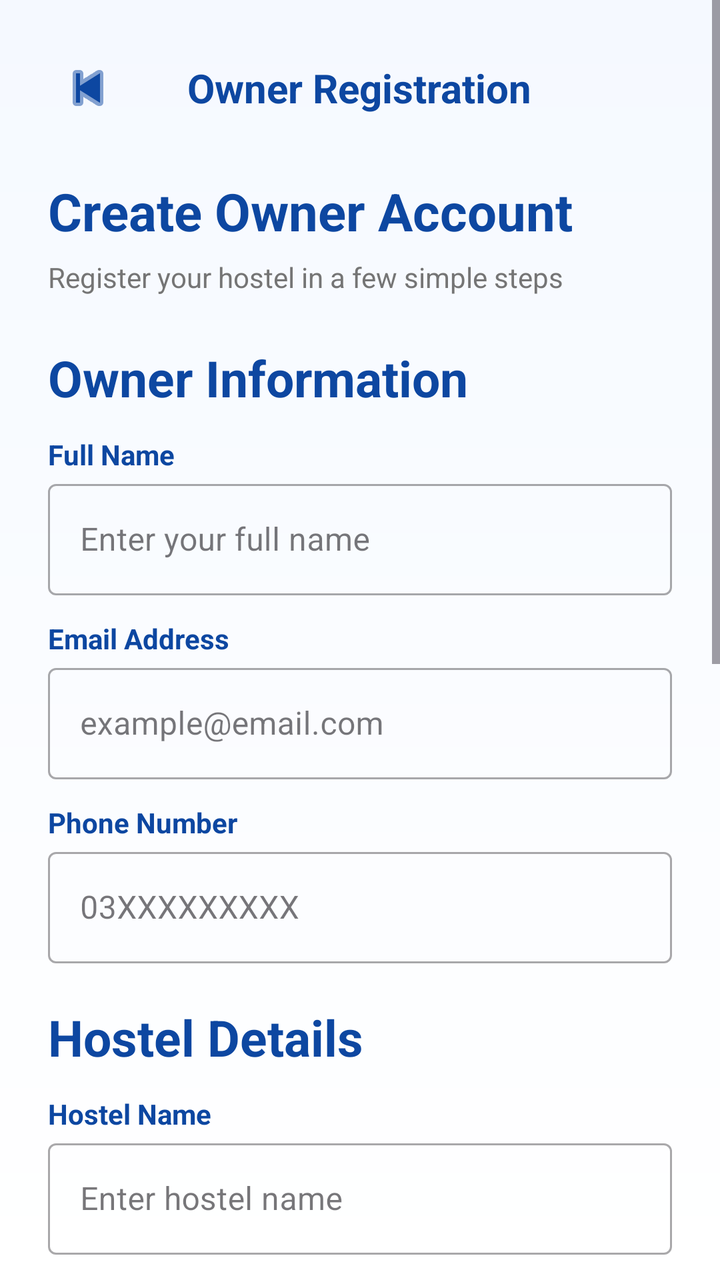
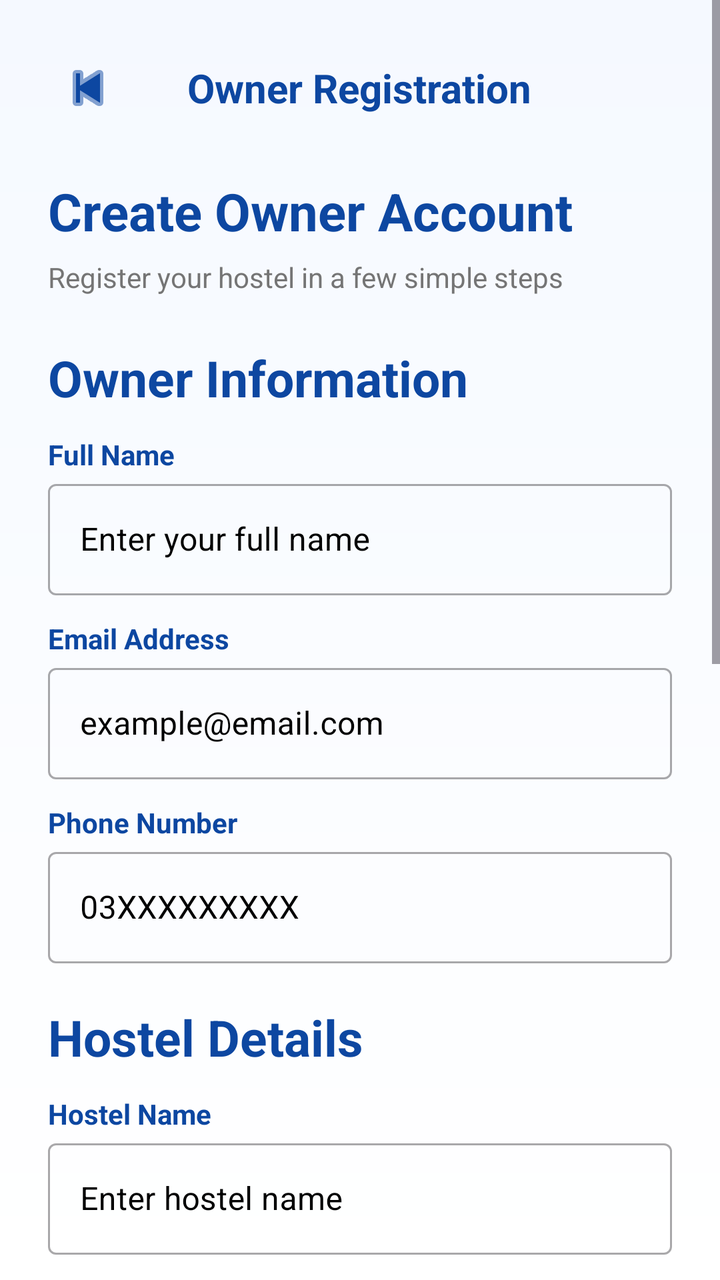

Compare the two renders of this Android layout. The source of the first and the diff that turns it into the second are given below.
<!-- AndroidManifest.xml: application theme Theme.Hostello -->
<!-- res/layout/activity_owner_registration.xml -->
<?xml version="1.0" encoding="utf-8"?>
<ScrollView xmlns:android="http://schemas.android.com/apk/res/android"
    xmlns:app="http://schemas.android.com/apk/res-auto"
    android:layout_width="match_parent"
    android:layout_height="match_parent"
    android:background="@drawable/bg_registration"
    android:fillViewport="true">

    <LinearLayout
        android:layout_width="match_parent"
        android:layout_height="wrap_content"
        android:orientation="vertical"
        android:padding="24dp">

        
        <RelativeLayout
            android:layout_width="match_parent"
            android:layout_height="wrap_content"
            android:layout_marginBottom="24dp">

            <ImageButton
                android:id="@+id/back_button"
                android:layout_width="40dp"
                android:layout_height="40dp"
                android:background="?attr/selectableItemBackgroundBorderless"
                android:src="@android:drawable/ic_media_previous"
                app:tint="@color/dark_blue" />

            <TextView
                android:layout_width="wrap_content"
                android:layout_height="wrap_content"
                android:layout_centerInParent="true"
                android:text="Owner Registration"
                android:textSize="20sp"
                android:textStyle="bold"
                android:textColor="@color/dark_blue" />
        </RelativeLayout>

        
        <TextView
            android:layout_width="wrap_content"
            android:layout_height="wrap_content"
            android:text="Create Owner Account"
            android:textSize="26sp"
            android:textStyle="bold"
            android:textColor="@color/dark_blue"
            android:layout_marginBottom="6dp" />

        <TextView
            android:layout_width="wrap_content"
            android:layout_height="wrap_content"
            android:text="Register your hostel in a few simple steps"
            android:textSize="14sp"
            android:textColor="#757575"
            android:layout_marginBottom="24dp" />

        
        <TextView
            android:layout_width="wrap_content"
            android:layout_height="wrap_content"
            android:text="Owner Information"
            android:textStyle="bold"
            android:textSize="25sp"
            android:textColor="@color/dark_blue"
            android:layout_marginBottom="12dp" />

        
        <TextView
            android:layout_width="wrap_content"
            android:layout_height="wrap_content"
            android:text="Full Name"
            android:textStyle="bold"
            android:textColor="@color/dark_blue" />

        <com.google.android.material.textfield.TextInputLayout
            android:layout_width="match_parent"
            android:layout_height="wrap_content"
            android:hint="Enter your full name"
            style="@style/Widget.MaterialComponents.TextInputLayout.OutlinedBox">

            <com.google.android.material.textfield.TextInputEditText
                android:id="@+id/full_name_input"
                android:layout_width="match_parent"
                android:layout_height="wrap_content" />
        </com.google.android.material.textfield.TextInputLayout>

        
        <TextView
            android:layout_width="wrap_content"
            android:layout_height="wrap_content"
            android:text="Email Address"
            android:textStyle="bold"
            android:textColor="@color/dark_blue"
            android:layout_marginTop="12dp" />

        <com.google.android.material.textfield.TextInputLayout
            android:layout_width="match_parent"
            android:layout_height="wrap_content"
            android:hint="example@email.com"
            style="@style/Widget.MaterialComponents.TextInputLayout.OutlinedBox">

            <com.google.android.material.textfield.TextInputEditText
                android:id="@+id/email_input"
                android:layout_width="match_parent"
                android:layout_height="wrap_content"
                android:inputType="textEmailAddress" />
        </com.google.android.material.textfield.TextInputLayout>

        
        <TextView
            android:layout_width="wrap_content"
            android:layout_height="wrap_content"
            android:text="Phone Number"
            android:textStyle="bold"
            android:textColor="@color/dark_blue"
            android:layout_marginTop="12dp" />

        <com.google.android.material.textfield.TextInputLayout
            android:layout_width="match_parent"
            android:layout_height="wrap_content"
            android:hint="03XXXXXXXXX"
            style="@style/Widget.MaterialComponents.TextInputLayout.OutlinedBox">

            <com.google.android.material.textfield.TextInputEditText
                android:id="@+id/phone_input"
                android:layout_width="match_parent"
                android:layout_height="wrap_content"
                android:inputType="phone" />
        </com.google.android.material.textfield.TextInputLayout>

        
        <TextView
            android:layout_width="wrap_content"
            android:layout_height="wrap_content"
            android:text="Hostel Details"
            android:textStyle="bold"
            android:textSize="25sp"
            android:textColor="@color/dark_blue"
            android:layout_marginTop="20dp"
            android:layout_marginBottom="12dp" />

        
        <TextView
            android:layout_width="wrap_content"
            android:layout_height="wrap_content"
            android:text="Hostel Name"
            android:textStyle="bold"
            android:textColor="@color/dark_blue" />

        <com.google.android.material.textfield.TextInputLayout
            android:layout_width="match_parent"
            android:layout_height="wrap_content"
            android:hint="Enter hostel name"
            style="@style/Widget.MaterialComponents.TextInputLayout.OutlinedBox">

            <com.google.android.material.textfield.TextInputEditText
                android:id="@+id/hostel_name_input"
                android:layout_width="match_parent"
                android:layout_height="wrap_content" />
        </com.google.android.material.textfield.TextInputLayout>

        
        <TextView
            android:layout_width="wrap_content"
            android:layout_height="wrap_content"
            android:text="Complete Address"
            android:textStyle="bold"
            android:textColor="@color/dark_blue"
            android:layout_marginTop="12dp" />

        <com.google.android.material.textfield.TextInputLayout
            android:layout_width="match_parent"
            android:layout_height="wrap_content"
            android:hint="Street, Area, City"
            style="@style/Widget.MaterialComponents.TextInputLayout.OutlinedBox">

            <com.google.android.material.textfield.TextInputEditText
                android:id="@+id/address_input"
                android:layout_width="match_parent"
                android:layout_height="wrap_content"
                android:minLines="2"
                android:inputType="textMultiLine" />
        </com.google.android.material.textfield.TextInputLayout>

        
        <TextView
            android:layout_width="wrap_content"
            android:layout_height="wrap_content"
            android:text="City"
            android:textStyle="bold"
            android:textColor="@color/dark_blue"
            android:layout_marginTop="12dp" />

        <com.google.android.material.textfield.TextInputLayout
            android:layout_width="match_parent"
            android:layout_height="wrap_content"
            android:hint="Enter city"
            style="@style/Widget.MaterialComponents.TextInputLayout.OutlinedBox">

            <com.google.android.material.textfield.TextInputEditText
                android:id="@+id/city_input"
                android:layout_width="match_parent"
                android:layout_height="wrap_content" />
        </com.google.android.material.textfield.TextInputLayout>

        
        <TextView
            android:layout_width="wrap_content"
            android:layout_height="wrap_content"
            android:text="Account Security"
            android:textStyle="bold"
            android:textSize="25sp"
            android:textColor="@color/dark_blue"
            android:layout_marginTop="20dp"
            android:layout_marginBottom="12dp" />

        
        <TextView
            android:layout_width="wrap_content"
            android:layout_height="wrap_content"
            android:text="Password"
            android:textStyle="bold"
            android:textColor="@color/dark_blue" />

        <com.google.android.material.textfield.TextInputLayout
            android:layout_width="match_parent"
            android:layout_height="wrap_content"
            android:hint="Minimum 6 characters"
            app:passwordToggleEnabled="true"
            style="@style/Widget.MaterialComponents.TextInputLayout.OutlinedBox">

            <com.google.android.material.textfield.TextInputEditText
                android:id="@+id/password_input"
                android:layout_width="match_parent"
                android:layout_height="wrap_content"
                android:inputType="textPassword" />
        </com.google.android.material.textfield.TextInputLayout>

        
        <TextView
            android:layout_width="wrap_content"
            android:layout_height="wrap_content"
            android:text="Confirm Password"
            android:textStyle="bold"
            android:textColor="@color/dark_blue"
            android:layout_marginTop="12dp" />

        <com.google.android.material.textfield.TextInputLayout
            android:layout_width="match_parent"
            android:layout_height="wrap_content"
            android:hint="Re-enter password"
            app:passwordToggleEnabled="true"
            style="@style/Widget.MaterialComponents.TextInputLayout.OutlinedBox">

            <com.google.android.material.textfield.TextInputEditText
                android:id="@+id/confirm_password_input"
                android:layout_width="match_parent"
                android:layout_height="wrap_content"
                android:inputType="textPassword" />
        </com.google.android.material.textfield.TextInputLayout>

        
        <CheckBox
            android:id="@+id/terms_checkbox"
            android:layout_width="wrap_content"
            android:layout_height="wrap_content"
            android:text="I agree to the Terms &amp; Conditions"
            android:textColor="#757575"
            android:layout_marginTop="16dp" />

        
        <androidx.cardview.widget.CardView
            android:id="@+id/register_button"
            android:layout_width="match_parent"
            android:layout_height="54dp"
            android:layout_marginTop="24dp"
            app:cardCornerRadius="28dp"
            app:cardElevation="6dp"
            android:background="@drawable/btn_gradient">

            <TextView
                android:layout_width="wrap_content"
                android:layout_height="wrap_content"
                android:layout_gravity="center"
                android:text="Create Account"
                android:textColor="@android:color/white"
                android:textStyle="bold"
                android:textSize="16sp" />
        </androidx.cardview.widget.CardView>

    </LinearLayout>
</ScrollView>
<!-- resources referenced by this layout -->
<resources>
  <color name="dark_blue">#0D47A1</color>
  <!-- drawable bg_registration (drawable) -->
  <shape xmlns:android="http://schemas.android.com/apk/res/android">
      <gradient
          android:startColor="#F5F9FF"
          android:endColor="#FFFFFF"
          android:angle="270"/>
  </shape>
  <!-- drawable btn_gradient (drawable) -->
  <shape xmlns:android="http://schemas.android.com/apk/res/android">
      <gradient
          android:startColor="#1565C0"
          android:endColor="#42A5F5"/>
      <corners android:radius="28dp"/>
  </shape>
  <style name="Theme.Hostello" parent="Base.Theme.Hostello" />
  <style name="Base.Theme.Hostello" parent="Theme.Material3.DayNight.NoActionBar">
          <item name="colorPrimary">@color/black</item>
      </style>
  <color name="black">#FF000000</color>
</resources>

<!-- the commit's change to res/layout/activity_owner_registration.xml (unified diff, before → after) -->
@@ -76,6 +76,7 @@
             android:layout_width="match_parent"
             android:layout_height="wrap_content"
             android:hint="Enter your full name"
+            android:textColorHint="@color/black"
             style="@style/Widget.MaterialComponents.TextInputLayout.OutlinedBox">
 
             <com.google.android.material.textfield.TextInputEditText
@@ -97,6 +98,7 @@
             android:layout_width="match_parent"
             android:layout_height="wrap_content"
             android:hint="example@email.com"
+            android:textColorHint="@color/black"
             style="@style/Widget.MaterialComponents.TextInputLayout.OutlinedBox">
 
             <com.google.android.material.textfield.TextInputEditText
@@ -119,6 +121,7 @@
             android:layout_width="match_parent"
             android:layout_height="wrap_content"
             android:hint="03XXXXXXXXX"
+            android:textColorHint="@color/black"
             style="@style/Widget.MaterialComponents.TextInputLayout.OutlinedBox">
 
             <com.google.android.material.textfield.TextInputEditText
@@ -151,6 +154,7 @@
             android:layout_width="match_parent"
             android:layout_height="wrap_content"
             android:hint="Enter hostel name"
+            android:textColorHint="@color/black"
             style="@style/Widget.MaterialComponents.TextInputLayout.OutlinedBox">
 
             <com.google.android.material.textfield.TextInputEditText
@@ -172,6 +176,7 @@
             android:layout_width="match_parent"
             android:layout_height="wrap_content"
             android:hint="Street, Area, City"
+            android:textColorHint="@color/black"
             style="@style/Widget.MaterialComponents.TextInputLayout.OutlinedBox">
 
             <com.google.android.material.textfield.TextInputEditText
@@ -195,6 +200,7 @@
             android:layout_width="match_parent"
             android:layout_height="wrap_content"
             android:hint="Enter city"
+            android:textColorHint="@color/black"
             style="@style/Widget.MaterialComponents.TextInputLayout.OutlinedBox">
 
             <com.google.android.material.textfield.TextInputEditText
@@ -226,6 +232,7 @@
             android:layout_width="match_parent"
             android:layout_height="wrap_content"
             android:hint="Minimum 6 characters"
+            android:textColorHint="@color/black"
             app:passwordToggleEnabled="true"
             style="@style/Widget.MaterialComponents.TextInputLayout.OutlinedBox">
 
@@ -249,6 +256,7 @@
             android:layout_width="match_parent"
             android:layout_height="wrap_content"
             android:hint="Re-enter password"
+            android:textColorHint="@color/black"
             app:passwordToggleEnabled="true"
             style="@style/Widget.MaterialComponents.TextInputLayout.OutlinedBox">
 
@@ -276,7 +284,7 @@
             android:layout_marginTop="24dp"
             app:cardCornerRadius="28dp"
             app:cardElevation="6dp"
-            android:background="@drawable/btn_gradient">
+            android:background="@color/dark_blue">
 
             <TextView
                 android:layout_width="wrap_content"
<!-- resource entries referenced after the edit -->
@@ -8,13 +8,6 @@
           android:endColor="#FFFFFF"
           android:angle="270"/>
   </shape>
-  <!-- drawable btn_gradient (drawable) -->
-  <shape xmlns:android="http://schemas.android.com/apk/res/android">
-      <gradient
-          android:startColor="#1565C0"
-          android:endColor="#42A5F5"/>
-      <corners android:radius="28dp"/>
-  </shape>
   <style name="Theme.Hostello" parent="Base.Theme.Hostello" />
   <style name="Base.Theme.Hostello" parent="Theme.Material3.DayNight.NoActionBar">
           <item name="colorPrimary">@color/black</item>
